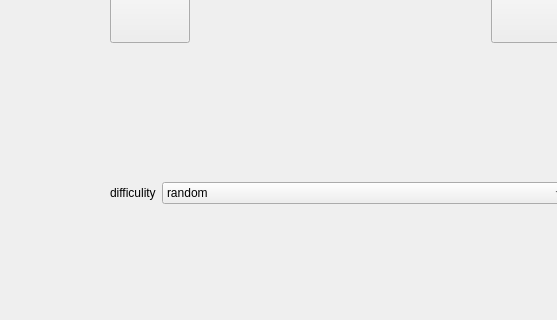
nzpznk/sudoku-qt, file UI/mainwindow.ui: the form before one commit; both pictures show x 0 to 557 and y 207 to 527 of the 739 by 527 pixel window.
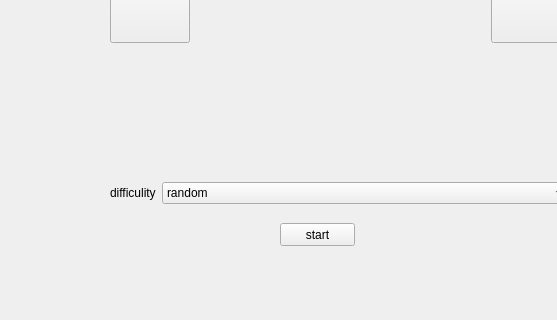
The form after the commit.

Patch:
```diff
--- a/UI/mainwindow.ui
+++ b/UI/mainwindow.ui
@@ -14,7 +14,7 @@
    <string>MainWindow</string>
   </property>
   <widget class="QWidget" name="centralwidget">
-   <widget class="QWidget" name="">
+   <widget class="QWidget" name="layoutWidget">
     <property name="geometry">
      <rect>
       <x>110</x>
@@ -217,6 +217,19 @@
      </item>
     </layout>
    </widget>
+   <widget class="QPushButton" name="pushButton_3">
+    <property name="geometry">
+     <rect>
+      <x>280</x>
+      <y>430</y>
+      <width>75</width>
+      <height>23</height>
+     </rect>
+    </property>
+    <property name="text">
+     <string>start</string>
+    </property>
+   </widget>
   </widget>
   <widget class="QMenuBar" name="menubar">
    <property name="geometry">
```
Left out of the diff: 2 changed lines with no effect on the pictures.
